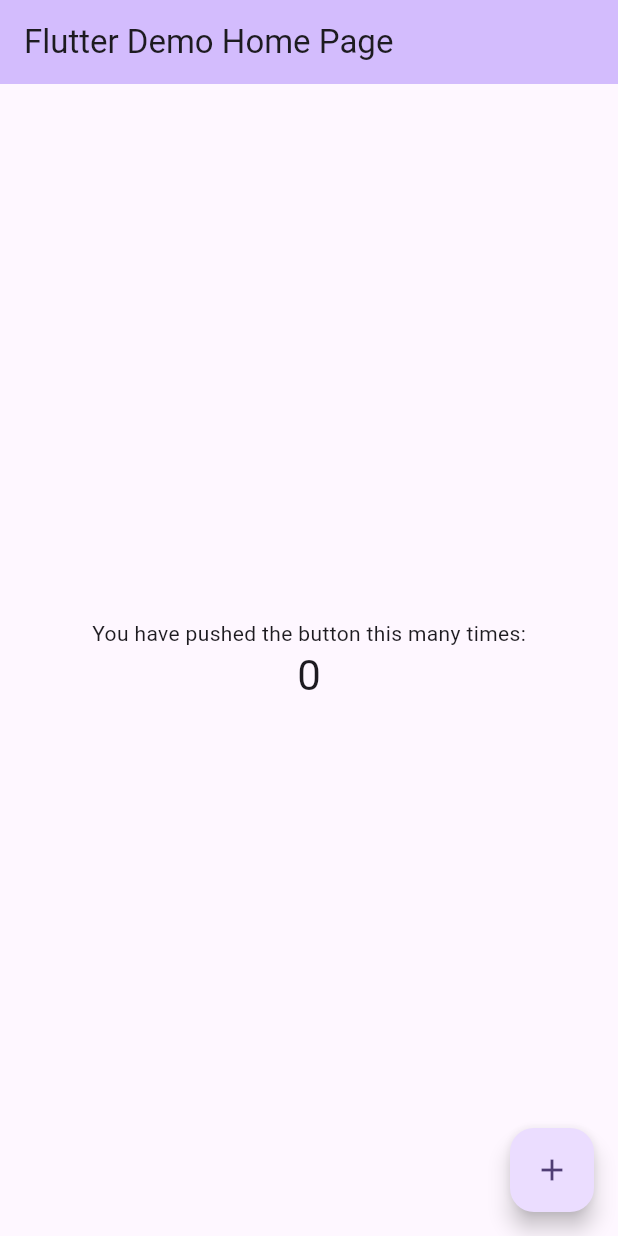
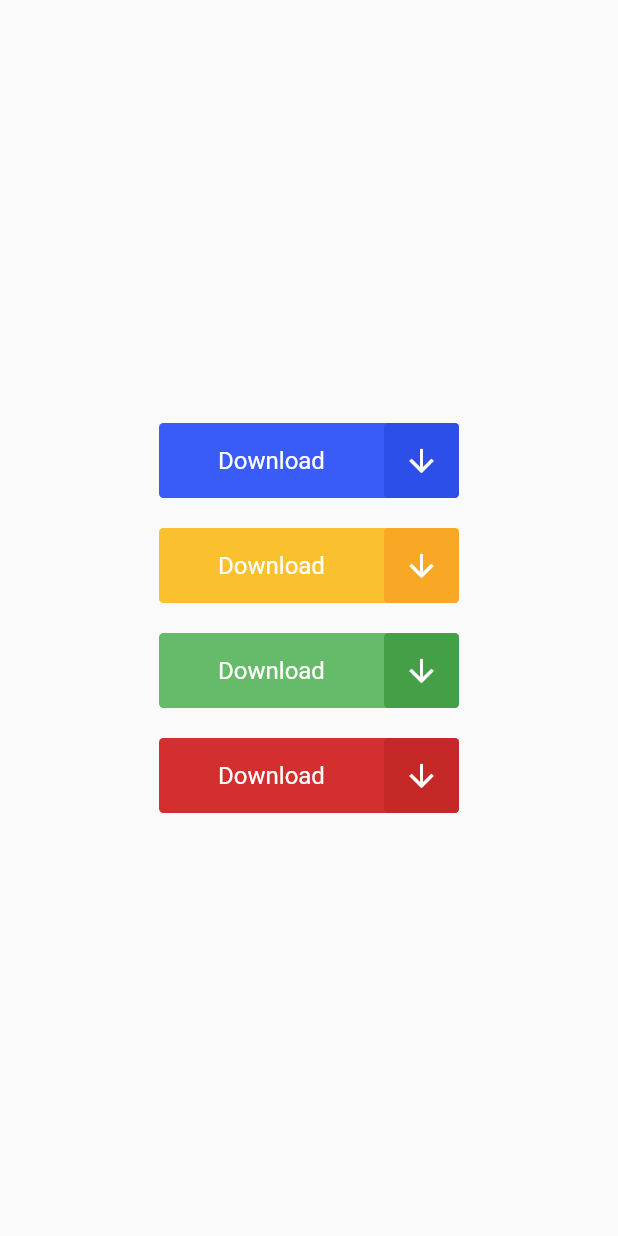
Before and after one commit to muhammadumer1157/Button-Animation-App, a Flutter app: the screen it shows after launch, on a phone screen of 412 x 824 dp. Run offline on Flutter 3.47's test engine with Material 2 defaults, Android fonts, the phone set to English and light mode, and no system bars.

Commit message:
Add animation and UI

```diff
--- /dev/null
+++ b/button_animation_app/lib/button_animation.dart
@@ -0,0 +1,143 @@
+import 'package:flutter/material.dart';
+
+class ButtonAnimation extends StatefulWidget {
+  final Color primaryColor;
+  final Color darkPrimaryColor;
+
+  const ButtonAnimation(this.primaryColor, this.darkPrimaryColor, {super.key});
+
+  @override
+  State<ButtonAnimation> createState() => _ButtonAnimationState();
+}
+
+class _ButtonAnimationState extends State<ButtonAnimation>
+    with TickerProviderStateMixin {
+  late AnimationController _animationController;
+  late AnimationController _scaleAnimationController;
+  late AnimationController _fadeAnimationController;
+
+  late Animation<double> _animation;
+  late Animation<double> _scaleAnimation;
+  late Animation<double> _fadeAnimation;
+
+  double buttonWidth = 200.0;
+  double scale = 1.0;
+  bool animationComplete = false;
+  double barColorOpacity = 0.6;
+
+  @override
+  void initState() {
+    super.initState();
+
+    _animationController =
+        AnimationController(vsync: this, duration: const Duration(seconds: 3));
+    _scaleAnimationController = AnimationController(
+        vsync: this, duration: const Duration(milliseconds: 300));
+    _fadeAnimationController = AnimationController(
+        vsync: this, duration: const Duration(milliseconds: 400));
+
+    _fadeAnimation =
+        Tween<double>(begin: 50.0, end: 0.0).animate(_fadeAnimationController);
+    _scaleAnimation =
+        Tween<double>(begin: 1.0, end: 1.05).animate(_scaleAnimationController)
+          ..addStatusListener((status) {
+            if (status == AnimationStatus.completed) {
+              _scaleAnimationController.reverse();
+              _fadeAnimationController.forward();
+              _animationController.forward();
+            }
+          });
+    _animation = Tween<double>(begin: 0.0, end: buttonWidth)
+        .animate(_animationController)
+      ..addStatusListener((status) {
+        if (status == AnimationStatus.completed) {
+          setState(() {
+            animationComplete = true;
+            barColorOpacity = 0.0;
+          });
+        }
+      });
+  }
+
+  @override
+  void dispose() {
+    super.dispose();
+    _animationController.dispose();
+    _scaleAnimationController.dispose();
+    _fadeAnimationController.dispose();
+  }
+
+  @override
+  Widget build(BuildContext context) {
+    return Stack(
+      children: [
+        AnimatedBuilder(
+          animation: _scaleAnimationController,
+          builder: (context, child) => Transform.scale(
+            scale: _scaleAnimation.value,
+            child: InkWell(
+              onTap: () {
+                _scaleAnimationController.forward();
+              },
+              child: Container(
+                width: 200,
+                height: 50,
+                decoration: BoxDecoration(
+                    color: widget.primaryColor,
+                    borderRadius: BorderRadius.circular(3.0)),
+                child: Row(
+                  children: [
+                    Expanded(
+                      child: Align(
+                        child: animationComplete == false
+                            ? const Text(
+                                "Download",
+                                style: TextStyle(
+                                    color: Colors.white, fontSize: 16.0),
+                              )
+                            : const Icon(
+                                Icons.check,
+                                color: Colors.white,
+                              ),
+                      ),
+                    ),
+                    AnimatedBuilder(
+                      animation: _fadeAnimationController,
+                      builder: (context, child) => Container(
+                        width: _fadeAnimation.value,
+                        height: 50,
+                        decoration: BoxDecoration(
+                            color: widget.darkPrimaryColor,
+                            borderRadius: BorderRadius.circular(3.0)),
+                        child: const Icon(
+                          Icons.arrow_downward,
+                          color: Colors.white,
+                        ),
+                      ),
+                    )
+                  ],
+                ),
+              ),
+            ),
+          ),
+        ),
+        AnimatedBuilder(
+          animation: _animationController,
+          builder: (context, child) => Positioned(
+            left: 0,
+            top: 0,
+            width: _animation.value,
+            height: 50,
+            child: AnimatedOpacity(
+              duration: const Duration(milliseconds: 200),
+              opacity: barColorOpacity,
+              child: Container(
+                decoration: const BoxDecoration(color: Colors.white),
+              ),
+            ),
+          ),
+        ),
+      ],
+    );
+  }
+}
--- a/button_animation_app/lib/main.dart
+++ b/button_animation_app/lib/main.dart
@@ -1,125 +1,45 @@
+import 'package:button_animation_app/button_animation.dart';
 import 'package:flutter/material.dart';
 
 void main() {
-  runApp(const MyApp());
+  runApp(const MaterialApp(
+    debugShowCheckedModeBanner: false,
+    home: HomePage(),
+  ));
 }
 
-class MyApp extends StatelessWidget {
-  const MyApp({super.key});
+class HomePage extends StatefulWidget {
+  const HomePage({super.key});
 
-  // This widget is the root of your application.
+  @override
+  State<HomePage> createState() => _HomePageState();
+}
+
+class _HomePageState extends State<HomePage> {
   @override
   Widget build(BuildContext context) {
-    return MaterialApp(
-      title: 'Flutter Demo',
-      theme: ThemeData(
-        // This is the theme of your application.
-        //
-        // TRY THIS: Try running your application with "flutter run". You'll see
-        // the application has a blue toolbar. Then, without quitting the app,
-        // try changing the seedColor in the colorScheme below to Colors.green
-        // and then invoke "hot reload" (save your changes or press the "hot
-        // reload" button in a Flutter-supported IDE, or press "r" if you used
-        // the command line to start the app).
-        //
-        // Notice that the counter didn't reset back to zero; the application
-        // state is not lost during the reload. To reset the state, use hot
-        // restart instead.
-        //
-        // This works for code too, not just values: Most code changes can be
-        // tested with just a hot reload.
-        colorScheme: ColorScheme.fromSeed(seedColor: Colors.deepPurple),
-        useMaterial3: true,
+    return Scaffold(
+      body: Center(
+        child: Column(
+          mainAxisAlignment: MainAxisAlignment.center,
+          children: [
+            const ButtonAnimation(
+                Color.fromRGBO(57, 92, 249, 1), Color.fromRGBO(44, 78, 233, 1)),
+            const SizedBox(
+              height: 20.0,
+            ),
+            ButtonAnimation(Colors.yellow[700]!, Colors.yellow[800]!),
+            const SizedBox(
+              height: 20.0,
+            ),
+            ButtonAnimation(Colors.green[400]!, Colors.green[600]!),
+            const SizedBox(
+              height: 20.0,
+            ),
+            ButtonAnimation(Colors.red[700]!, Colors.red[800]!),
+          ],
+        ),
       ),
-      home: const MyHomePage(title: 'Flutter Demo Home Page'),
     );
   }
 }
-
-class MyHomePage extends StatefulWidget {
-  const MyHomePage({super.key, required this.title});
-
-  // This widget is the home page of your application. It is stateful, meaning
-  // that it has a State object (defined below) that contains fields that affect
-  // how it looks.
-
-  // This class is the configuration for the state. It holds the values (in this
-  // case the title) provided by the parent (in this case the App widget) and
-  // used by the build method of the State. Fields in a Widget subclass are
-  // always marked "final".
-
-  final String title;
-
-  @override
-  State<MyHomePage> createState() => _MyHomePageState();
-}
-
-class _MyHomePageState extends State<MyHomePage> {
-  int _counter = 0;
-
-  void _incrementCounter() {
-    setState(() {
-      // This call to setState tells the Flutter framework that something has
-      // changed in this State, which causes it to rerun the build method below
-      // so that the display can reflect the updated values. If we changed
-      // _counter without calling setState(), then the build method would not be
-      // called again, and so nothing would appear to happen.
-      _counter++;
-    });
-  }
-
-  @override
-  Widget build(BuildContext context) {
-    // This method is rerun every time setState is called, for instance as done
-    // by the _incrementCounter method above.
-    //
-    // The Flutter framework has been optimized to make rerunning build methods
-    // fast, so that you can just rebuild anything that needs updating rather
-    // than having to individually change instances of widgets.
-    return Scaffold(
-      appBar: AppBar(
-        // TRY THIS: Try changing the color here to a specific color (to
-        // Colors.amber, perhaps?) and trigger a hot reload to see the AppBar
-        // change color while the other colors stay the same.
-        backgroundColor: Theme.of(context).colorScheme.inversePrimary,
-        // Here we take the value from the MyHomePage object that was created by
-        // the App.build method, and use it to set our appbar title.
-        title: Text(widget.title),
-      ),
-      body: Center(
-        // Center is a layout widget. It takes a single child and positions it
-        // in the middle of the parent.
-        child: Column(
-          // Column is also a layout widget. It takes a list of children and
-          // arranges them vertically. By default, it sizes itself to fit its
-          // children horizontally, and tries to be as tall as its parent.
-          //
-          // Column has various properties to control how it sizes itself and
-          // how it positions its children. Here we use mainAxisAlignment to
-          // center the children vertically; the main axis here is the vertical
-          // axis because Columns are vertical (the cross axis would be
-          // horizontal).
-          //
-          // TRY THIS: Invoke "debug painting" (choose the "Toggle Debug Paint"
-          // action in the IDE, or press "p" in the console), to see the
-          // wireframe for each widget.
-          mainAxisAlignment: MainAxisAlignment.center,
-          children: <Widget>[
-            const Text(
-              'You have pushed the button this many times:',
-            ),
-            Text(
-              '$_counter',
-              style: Theme.of(context).textTheme.headlineMedium,
-            ),
-          ],
-        ),
-      ),
-      floatingActionButton: FloatingActionButton(
-        onPressed: _incrementCounter,
-        tooltip: 'Increment',
-        child: const Icon(Icons.add),
-      ), // This trailing comma makes auto-formatting nicer for build methods.
-    );
-  }
-}
```
